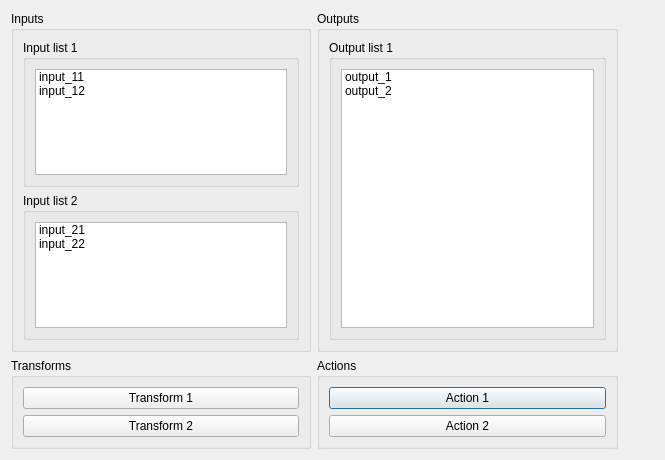
First picture: the form in designer_ui_files/dynamicTabTemplate.ui, repository cibr-jyu/meggie, before the edit.
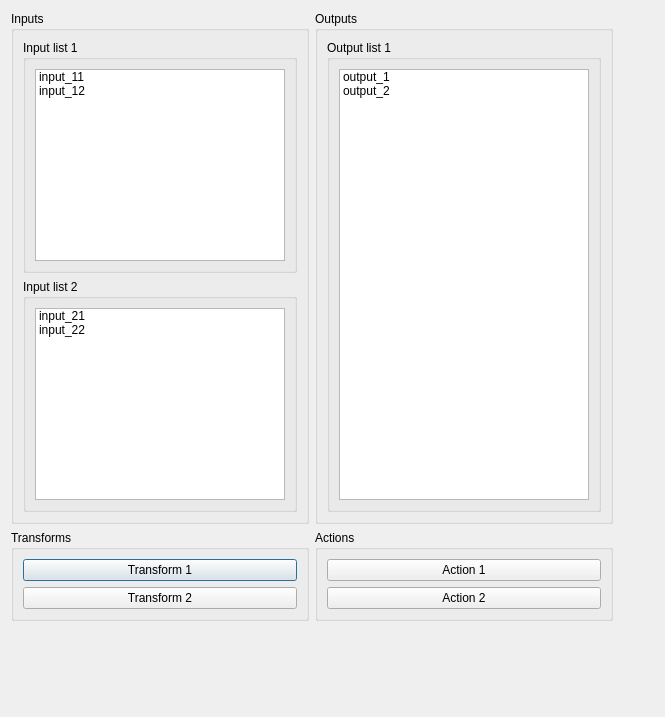
Second picture: the form after the edit.

The edit to the form file:
```diff
--- a/designer_ui_files/dynamicTabTemplate.ui
+++ b/designer_ui_files/dynamicTabTemplate.ui
@@ -7,14 +7,29 @@
     <x>0</x>
     <y>0</y>
     <width>665</width>
-    <height>460</height>
+    <height>717</height>
    </rect>
   </property>
   <property name="windowTitle">
    <string>Dialog</string>
   </property>
   <layout class="QGridLayout" name="gridLayout_3">
-   <item row="0" column="2">
+   <item row="3" column="0" colspan="3">
+    <spacer name="verticalSpacerBottom">
+     <property name="orientation">
+      <enum>Qt::Vertical</enum>
+     </property>
+     <property name="sizeHint" stdset="0">
+      <size>
+       <width>20</width>
+       <height>40</height>
+      </size>
+     </property>
+    </spacer>
+   </item>
+   <item row="0" column="0">
+    <layout class="QGridLayout" name="gridLayout">
+     <item row="0" column="1">
     <widget class="QGroupBox" name="groupBoxOutputs">
      <property name="title">
       <string>Outputs</string>
@@ -46,52 +61,6 @@
      </layout>
     </widget>
    </item>
-   <item row="1" column="2">
-    <widget class="QGroupBox" name="groupBoxActions">
-     <property name="title">
-      <string>Actions</string>
-     </property>
-     <layout class="QGridLayout" name="gridLayout_6">
-      <item row="0" column="0">
-       <widget class="QPushButton" name="pushButtonActionElement_1">
-        <property name="text">
-         <string>Action 1</string>
-        </property>
-       </widget>
-      </item>
-      <item row="1" column="0">
-       <widget class="QPushButton" name="pushButtonActionElement_2">
-        <property name="text">
-         <string>Action 2</string>
-        </property>
-       </widget>
-      </item>
-     </layout>
-    </widget>
-   </item>
-   <item row="1" column="0">
-    <widget class="QGroupBox" name="groupBoxTransforms">
-     <property name="title">
-      <string>Transforms</string>
-     </property>
-     <layout class="QGridLayout" name="gridLayout_4">
-      <item row="0" column="0">
-       <widget class="QPushButton" name="pushButtonTransformElement_1">
-        <property name="text">
-         <string>Transform 1</string>
-        </property>
-       </widget>
-      </item>
-      <item row="1" column="0">
-       <widget class="QPushButton" name="pushButtonTransformElement_2">
-        <property name="text">
-         <string>Transform 2</string>
-        </property>
-       </widget>
-      </item>
-     </layout>
-    </widget>
-   </item>
    <item row="0" column="0">
     <widget class="QGroupBox" name="groupBoxInputs">
      <property name="title">
@@ -148,19 +117,54 @@
     </widget>
    </item>
    <item row="2" column="0">
-    <spacer name="verticalSpacerBottom">
-     <property name="orientation">
-      <enum>Qt::Vertical</enum>
-     </property>
-     <property name="sizeHint" stdset="0">
-      <size>
-       <width>20</width>
-       <height>40</height>
-      </size>
-     </property>
-    </spacer>
-   </item>
-   <item row="0" column="3">
+      <widget class="QGroupBox" name="groupBoxTransforms">
+       <property name="title">
+        <string>Transforms</string>
+       </property>
+       <layout class="QGridLayout" name="gridLayout_4">
+        <item row="0" column="0">
+         <widget class="QPushButton" name="pushButtonTransformElement_1">
+          <property name="text">
+           <string>Transform 1</string>
+          </property>
+         </widget>
+        </item>
+        <item row="1" column="0">
+         <widget class="QPushButton" name="pushButtonTransformElement_2">
+          <property name="text">
+           <string>Transform 2</string>
+          </property>
+         </widget>
+        </item>
+       </layout>
+      </widget>
+     </item>
+     <item row="2" column="1">
+      <widget class="QGroupBox" name="groupBoxActions">
+       <property name="title">
+        <string>Actions</string>
+       </property>
+       <layout class="QGridLayout" name="gridLayout_6">
+        <item row="0" column="0">
+         <widget class="QPushButton" name="pushButtonActionElement_1">
+          <property name="text">
+           <string>Action 1</string>
+          </property>
+         </widget>
+        </item>
+        <item row="1" column="0">
+         <widget class="QPushButton" name="pushButtonActionElement_2">
+          <property name="text">
+           <string>Action 2</string>
+          </property>
+         </widget>
+        </item>
+       </layout>
+      </widget>
+     </item>
+    </layout>
+   </item>
+   <item row="0" column="2">
     <spacer name="horizontalSpacerRight">
      <property name="orientation">
       <enum>Qt::Horizontal</enum>
```
Lines whose indentation alone changed are shown as unchanged.
